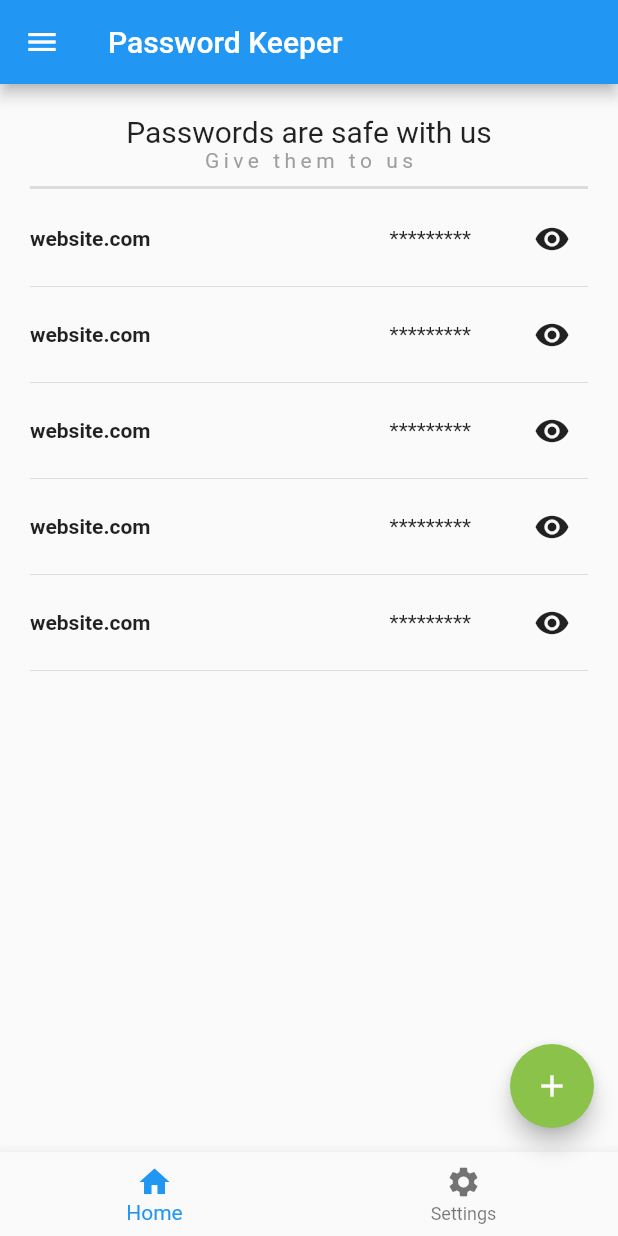
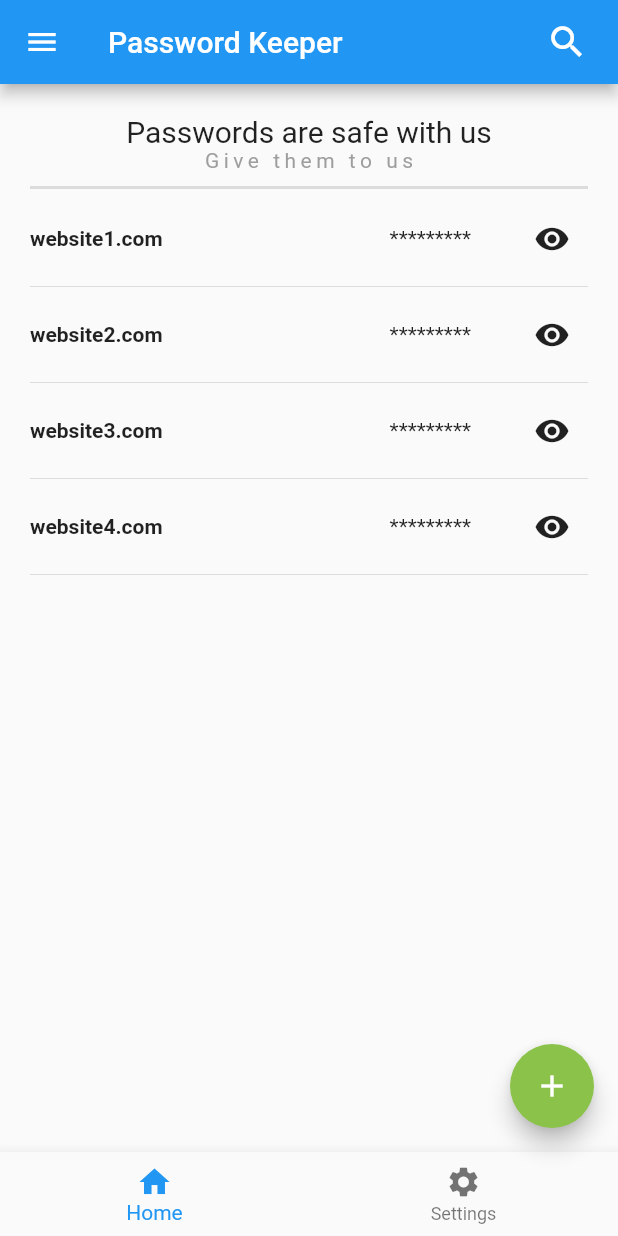
Before and after one commit to Stempnio/password-keeper, a Flutter app: the screen it shows after launch, on a phone screen of 412 x 824 dp. Run offline on Flutter 3.47's test engine with Material 2 defaults, Android fonts, the phone set to English and light mode, and no system bars.

Commit message:
add[password_keeper]: login field in Credentials model, list of credentials in the main file

```diff
--- a/lib/main.dart
+++ b/lib/main.dart
@@ -1,13 +1,29 @@
-import 'dart:ffi';
-
 import 'package:flutter/material.dart';
+import 'package:password_keeper/model/Credentials.dart';
 
 void main() {
-  runApp(const MyApp());
+  runApp(const PasswordKeeperApp());
 }
 
-class MyApp extends StatelessWidget {
-  const MyApp({Key? key}) : super(key: key);
+class PasswordKeeperApp extends StatefulWidget {
+  const PasswordKeeperApp({Key? key}) : super(key: key);
+
+  @override
+  State<PasswordKeeperApp> createState() => _PasswordKeeperAppState();
+}
+
+class _PasswordKeeperAppState extends State<PasswordKeeperApp> {
+  // TODO: inject credentials
+  List<Credentials> credentials = [
+    Credentials(
+        websiteURL: 'website1.com', login: 'login', passwordHash: 'pass1'),
+    Credentials(
+        websiteURL: 'website2.com', login: 'login', passwordHash: 'pass2'),
+    Credentials(
+        websiteURL: 'website3.com', login: 'login', passwordHash: 'pass3'),
+    Credentials(
+        websiteURL: 'website4.com', login: 'login', passwordHash: 'pass4'),
+  ];
 
   @override
   Widget build(BuildContext context) {
@@ -15,18 +31,32 @@ class MyApp extends StatelessWidget {
       home: Scaffold(
         appBar: AppBar(
           title: const Text('Password Keeper'),
+          actions: [
+            Padding(
+              padding: const EdgeInsets.only(right: 20),
+              child: GestureDetector(
+                onTap: () {},
+                child: const Icon(
+                  Icons.search,
+                  size: 28,
+                ),
+              ),
+            )
+          ],
         ),
         body: Padding(
           padding: const EdgeInsets.all(20),
           child: Center(
             child: Column(
-              children: const [
-                TopWidget(),
-                PasswordRow(),
-                PasswordRow(),
-                PasswordRow(),
-                PasswordRow(),
-                PasswordRow(),
+              children: [
+                const TopWidget(),
+                Column(
+                  children: credentials
+                      .map((e) => CredentialsRow(
+                            credentials: e,
+                          ))
+                      .toList(),
+                ),
               ],
             ),
           ),
@@ -109,16 +139,16 @@ class TopWidget extends StatelessWidget {
   }
 }
 
-class PasswordRow extends StatefulWidget {
-  const PasswordRow({Key? key}) : super(key: key);
+class CredentialsRow extends StatefulWidget {
+  final Credentials credentials;
+
+  const CredentialsRow({required this.credentials, Key? key}) : super(key: key);
 
   @override
-  State<PasswordRow> createState() => _PasswordRowState();
+  State<CredentialsRow> createState() => _CredentialsRowState();
 }
 
-class _PasswordRowState extends State<PasswordRow> {
-  String website = 'website.com';
-  String password = 'password';
+class _CredentialsRowState extends State<CredentialsRow> {
   bool showingPassword = false;
 
   @override
@@ -128,13 +158,16 @@ class _PasswordRowState extends State<PasswordRow> {
         Row(
           children: [
             Text(
-              website,
+              widget.credentials.websiteURL,
               style: const TextStyle(
                 fontWeight: FontWeight.bold,
               ),
             ),
             const Spacer(),
-            if (showingPassword) Text(password) else const Text('*********'),
+            if (showingPassword)
+              Text(widget.credentials.passwordHash)
+            else
+              const Text('*********'),
             const SizedBox(
               width: 30,
             ),
--- a/lib/model/credentials.dart
+++ b/lib/model/credentials.dart
@@ -1,6 +1,10 @@
 class Credentials {
   late String websiteURL;
-  late String password;
+  late String login;
+  late String passwordHash;
 
-  Credentials({required this.websiteURL, required this.password});
+  Credentials(
+      {required this.websiteURL,
+      required this.login,
+      required this.passwordHash});
 }
```
